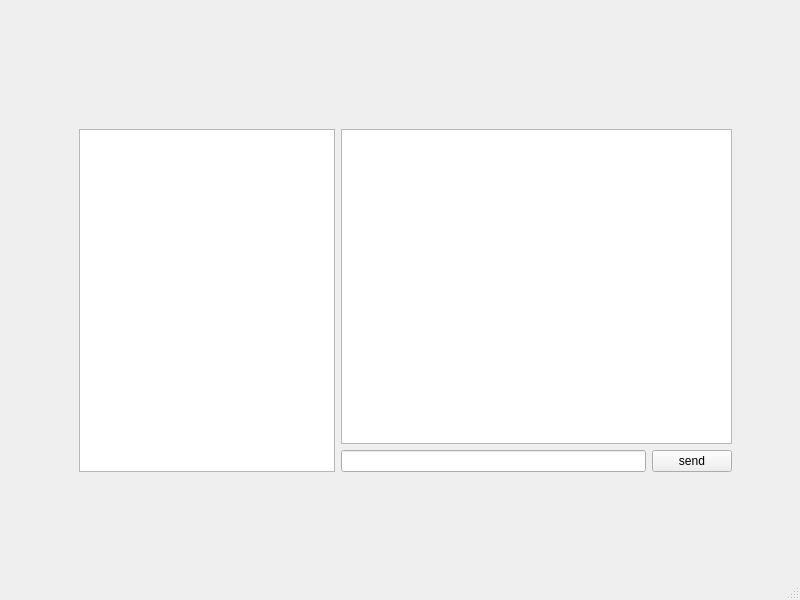
Before: the Qt Designer form client/mainwindow.ui in kex1tu/sm_msg, drawn with Qt 5.
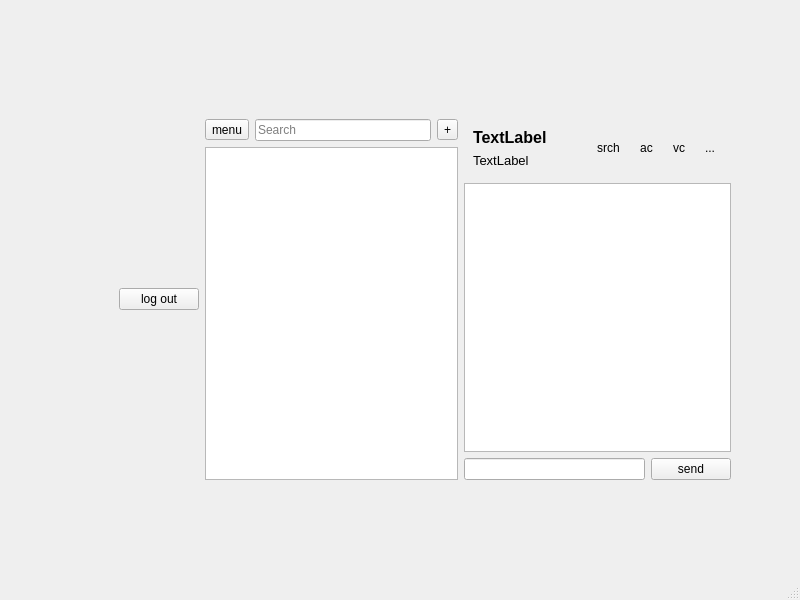
After: the same form once the commit is applied.

Diff of the .ui file:
```diff
--- a/client/mainwindow.ui
+++ b/client/mainwindow.ui
@@ -17,10 +17,10 @@
    <widget class="QStackedWidget" name="stackedWidget">
     <property name="geometry">
      <rect>
-      <x>70</x>
-      <y>100</y>
-      <width>671</width>
-      <height>381</height>
+      <x>110</x>
+      <y>110</y>
+      <width>630</width>
+      <height>379</height>
      </rect>
     </property>
     <property name="currentIndex">
@@ -179,15 +179,159 @@
      </widget>
     </widget>
     <widget class="QWidget" name="page_2">
-     <layout class="QGridLayout" name="gridLayout_2">
-      <item row="3" column="2">
-       <layout class="QGridLayout" name="gridLayout"/>
-      </item>
-      <item row="1" column="0" alignment="Qt::AlignmentFlag::AlignLeft">
+     <property name="maximumSize">
+      <size>
+       <width>671</width>
+       <height>381</height>
+      </size>
+     </property>
+     <property name="styleSheet">
+      <string notr="true"/>
+     </property>
+     <layout class="QGridLayout" name="gridLayout">
+      <item row="0" column="1">
+       <layout class="QHBoxLayout" name="horizontalLayout_7">
+        <item>
+         <layout class="QVBoxLayout" name="verticalLayout_6">
+          <item>
+           <layout class="QHBoxLayout" name="horizontalLayout_3" stretch="0,1,0">
+            <item>
+             <widget class="QToolButton" name="menuButton">
+              <property name="sizePolicy">
+               <sizepolicy hsizetype="Minimum" vsizetype="Fixed">
+                <horstretch>0</horstretch>
+                <verstretch>0</verstretch>
+               </sizepolicy>
+              </property>
+              <property name="text">
+               <string>menu</string>
+              </property>
+             </widget>
+            </item>
+            <item>
+             <widget class="QLineEdit" name="searchLineEdit">
+              <property name="placeholderText">
+               <string>Search</string>
+              </property>
+             </widget>
+            </item>
+            <item>
+             <widget class="QToolButton" name="addContactButton">
+              <property name="sizePolicy">
+               <sizepolicy hsizetype="Minimum" vsizetype="Fixed">
+                <horstretch>0</horstretch>
+                <verstretch>0</verstretch>
+               </sizepolicy>
+              </property>
+              <property name="text">
+               <string>+</string>
+              </property>
+             </widget>
+            </item>
+           </layout>
+          </item>
+          <item>
        <widget class="QListWidget" name="userListWidget"/>
       </item>
-      <item row="1" column="1">
+         </layout>
+        </item>
+        <item>
        <layout class="QVBoxLayout" name="verticalLayout_3">
+          <item>
+           <widget class="QWidget" name="chatHeaderWidget" native="true">
+            <property name="enabled">
+             <bool>true</bool>
+            </property>
+            <layout class="QHBoxLayout" name="horizontalLayout_11">
+             <item>
+              <layout class="QVBoxLayout" name="verticalLayout_4">
+               <item>
+                <widget class="QLabel" name="chatPartnerNameLabel">
+                 <property name="font">
+                  <font>
+                   <pointsize>12</pointsize>
+                   <bold>true</bold>
+                  </font>
+                 </property>
+                 <property name="text">
+                  <string>TextLabel</string>
+                 </property>
+                </widget>
+               </item>
+               <item>
+                <widget class="QLabel" name="chatPartnerStatusLabel">
+                 <property name="font">
+                  <font>
+                   <pointsize>10</pointsize>
+                  </font>
+                 </property>
+                 <property name="text">
+                  <string>TextLabel</string>
+                 </property>
+                </widget>
+               </item>
+              </layout>
+             </item>
+             <item>
+              <spacer name="horizontalSpacer">
+               <property name="orientation">
+                <enum>Qt::Orientation::Horizontal</enum>
+               </property>
+               <property name="sizeHint" stdset="0">
+                <size>
+                 <width>40</width>
+                 <height>20</height>
+                </size>
+               </property>
+              </spacer>
+             </item>
+             <item>
+              <layout class="QHBoxLayout" name="horizontalLayout_10">
+               <item>
+                <widget class="QToolButton" name="searchInChatButton">
+                 <property name="text">
+                  <string>srch</string>
+                 </property>
+                 <property name="autoRaise">
+                  <bool>true</bool>
+                 </property>
+                </widget>
+               </item>
+               <item>
+                <widget class="QToolButton" name="callButton">
+                 <property name="text">
+                  <string>ac</string>
+                 </property>
+                 <property name="autoRaise">
+                  <bool>true</bool>
+                 </property>
+                </widget>
+               </item>
+               <item>
+                <widget class="QToolButton" name="videoCallButton">
+                 <property name="text">
+                  <string>vc</string>
+                 </property>
+                 <property name="autoRaise">
+                  <bool>true</bool>
+                 </property>
+                </widget>
+               </item>
+               <item>
+                <widget class="QToolButton" name="moreOptionsButton">
+                 <property name="text">
+                  <string>...</string>
+                 </property>
+                 <property name="autoRaise">
+                  <bool>true</bool>
+                 </property>
+                </widget>
+               </item>
+              </layout>
+             </item>
+            </layout>
+           </widget>
+          </item>
         <item>
          <widget class="QListWidget" name="chatHistoryWidget">
           <property name="contextMenuPolicy">
@@ -211,10 +355,12 @@
         </item>
        </layout>
       </item>
-      <item row="0" column="1">
-       <widget class="QLabel" name="typingIndicatorLabel">
+       </layout>
+      </item>
+      <item row="0" column="0">
+       <widget class="QPushButton" name="logOutButton">
         <property name="text">
-         <string/>
+         <string>log out</string>
         </property>
        </widget>
       </item>
```
Left out of the diff: 150 changed lines with no effect on the pictures. Lines whose indentation alone changed are shown as unchanged.
